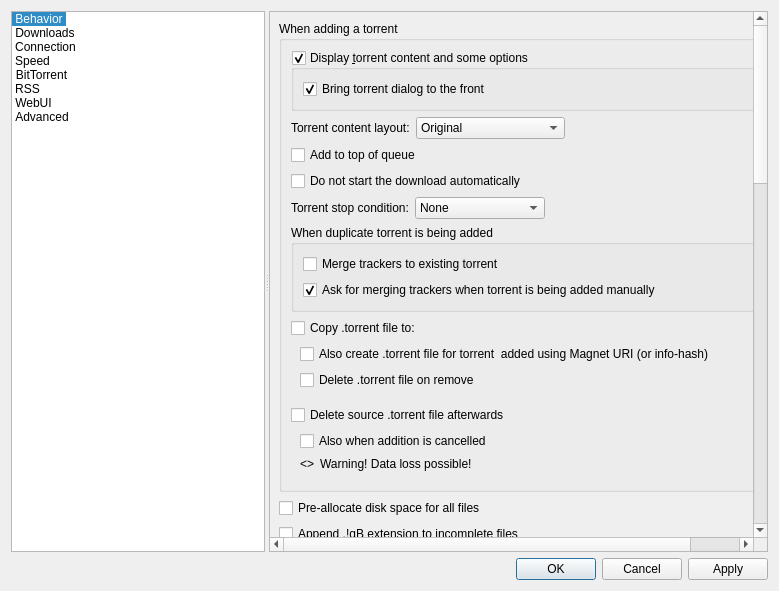
Above: src/gui/optionsdialog.ui from glassez/qBittorrent before the change. Below: the same form after it.
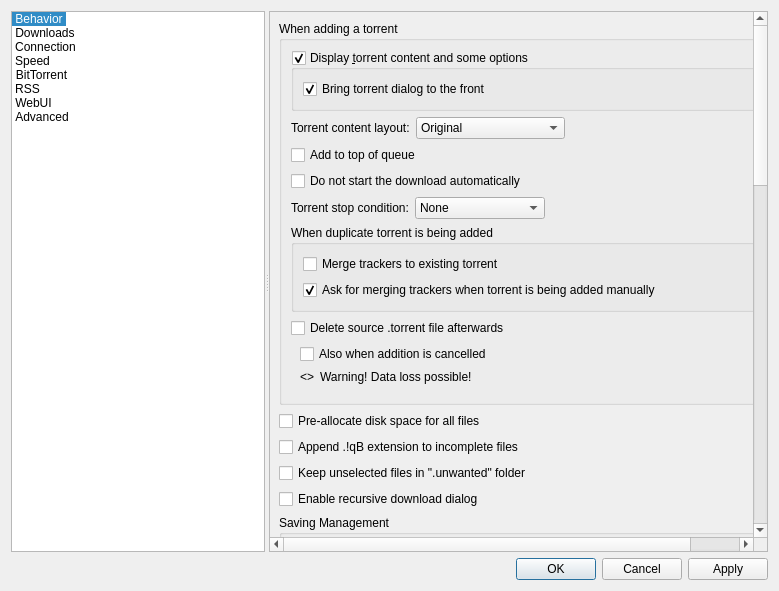
That is the form after the change. The open tabs and pages were chosen to show the change. Custom widgets are drawn as their Qt base class.

```diff
--- a/src/gui/optionsdialog.ui
+++ b/src/gui/optionsdialog.ui
@@ -1045,96 +1045,6 @@
                  </layout>
                 </widget>
                </item>
-               <item>
-                <layout class="QHBoxLayout" name="copyTorrentFileLayout">
-                 <item>
-                  <widget class="QCheckBox" name="copyTorrentFileCheckBox">
-                   <property name="text">
-                    <string>Copy .torrent file to:</string>
-                   </property>
-                  </widget>
-                 </item>
-                 <item>
-                  <widget class="FileSystemPathLineEdit" name="copyTorrentFilePathEdit" native="true"/>
-                 </item>
-                 <item>
-                  <spacer name="copyTorrentFileSpacer">
-                   <property name="orientation">
-                    <enum>Qt::Orientation::Horizontal</enum>
-                   </property>
-                   <property name="sizeHint" stdset="0">
-                    <size>
-                     <width>40</width>
-                     <height>20</height>
-                    </size>
-                   </property>
-                  </spacer>
-                 </item>
-                </layout>
-               </item>
-               <item>
-                <widget class="QWidget" name="copyTorrentFileOptionsWidget" native="true">
-                 <layout class="QVBoxLayout" name="copyTorrentFileOptionsLayout">
-                  <property name="topMargin">
-                   <number>0</number>
-                  </property>
-                  <property name="rightMargin">
-                   <number>0</number>
-                  </property>
-                  <item>
-                   <layout class="QHBoxLayout" name="createTorrentFileForMagnetLayout">
-                    <item>
-                     <widget class="QCheckBox" name="createTorrentFileForMagnetCheckBox">
-                      <property name="toolTip">
-                       <string>Note that for v2/hybrid torrents, this cannot be done immediately when receiving metadata, because it is also required to obtain the data necessary to create &quot;piece layers&quot;. In this case, the .torrent file will be created when the torrent download is completed.</string>
-                      </property>
-                      <property name="text">
-                       <string>Also create .torrent file for torrent  added using Magnet URI (or info-hash)</string>
-                      </property>
-                     </widget>
-                    </item>
-                    <item>
-                     <spacer name="createTorrentFileForMagnetSpacer">
-                      <property name="orientation">
-                       <enum>Qt::Orientation::Horizontal</enum>
-                      </property>
-                      <property name="sizeHint" stdset="0">
-                       <size>
-                        <width>40</width>
-                        <height>20</height>
-                       </size>
-                      </property>
-                     </spacer>
-                    </item>
-                   </layout>
-                  </item>
-                  <item>
-                   <layout class="QHBoxLayout" name="deleteTorrentFileCopyOnRemoveLayout">
-                    <item>
-                     <widget class="QCheckBox" name="deleteTorrentFileCopyOnRemoveCheckBox">
-                      <property name="text">
-                       <string>Delete .torrent file on remove</string>
-                      </property>
-                     </widget>
-                    </item>
-                    <item>
-                     <spacer name="deleteTorrentFileCopyOnRemoveSpacer">
-                      <property name="orientation">
-                       <enum>Qt::Orientation::Horizontal</enum>
-                      </property>
-                      <property name="sizeHint" stdset="0">
-                       <size>
-                        <width>40</width>
-                        <height>20</height>
-                       </size>
-                      </property>
-                     </spacer>
-                    </item>
-                   </layout>
-                  </item>
-                 </layout>
-                </widget>
-               </item>
                <item>
                 <layout class="QHBoxLayout" name="deleteTorrentFileLayout">
                  <item>
@@ -1475,6 +1385,69 @@
                  </item>
                 </layout>
                </item>
+               <item>
+                <layout class="QHBoxLayout" name="storeTorrentFileLayout">
+                 <item>
+                  <widget class="QCheckBox" name="storeTorrentFileCheckBox">
+                   <property name="text">
+                    <string>Store .torrent file in:</string>
+                   </property>
+                  </widget>
+                 </item>
+                 <item>
+                  <widget class="FileSystemPathLineEdit" name="storeTorrentFilePathEdit" native="true"/>
+                 </item>
+                 <item>
+                  <spacer name="storeTorrentFileSpacer">
+                   <property name="orientation">
+                    <enum>Qt::Orientation::Horizontal</enum>
+                   </property>
+                   <property name="sizeHint" stdset="0">
+                    <size>
+                     <width>40</width>
+                     <height>20</height>
+                    </size>
+                   </property>
+                  </spacer>
+                 </item>
+                </layout>
+               </item>
+               <item>
+                <widget class="QWidget" name="storeTorrentFileOptionsWidget" native="true">
+                 <layout class="QVBoxLayout" name="storeTorrentFileOptionsLayout">
+                  <property name="topMargin">
+                   <number>0</number>
+                  </property>
+                  <property name="rightMargin">
+                   <number>0</number>
+                  </property>
+                  <item>
+                   <layout class="QHBoxLayout" name="deleteStoredTorrentFileOnRemoveLayout">
+                    <item>
+                     <widget class="QCheckBox" name="deleteStoredTorrentFileOnRemoveCheckBox">
+                      <property name="text">
+                       <string>Delete .torrent file on remove</string>
+                      </property>
+                     </widget>
+                    </item>
+                    <item>
+                     <spacer name="deleteStoredTorrentFileOnRemoveSpacer">
+                      <property name="orientation">
+                       <enum>Qt::Orientation::Horizontal</enum>
+                      </property>
+                      <property name="sizeHint" stdset="0">
+                       <size>
+                        <width>40</width>
+                        <height>20</height>
+                       </size>
+                      </property>
+                     </spacer>
+                    </item>
+                   </layout>
+                  </item>
+                 </layout>
+                </widget>
+               </item>
               </layout>
              </widget>
             </item>
```
